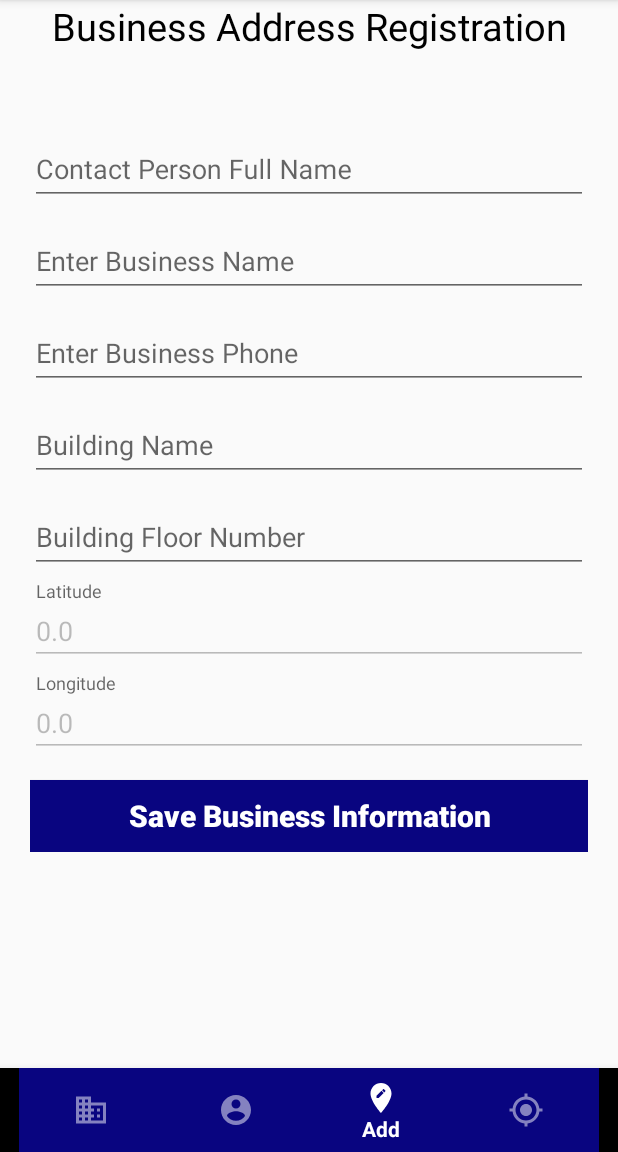
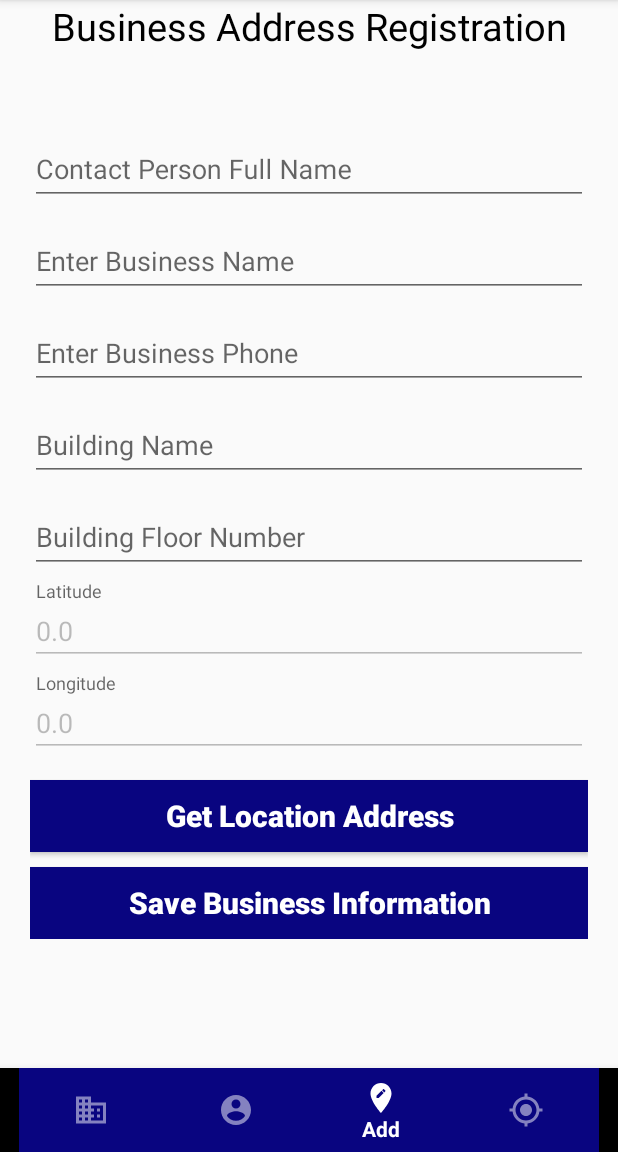
Before and after one commit to SMGAppsDeveloper/FillyAndSherifProject, an Android app: the screen it shows after launch once a user with an empty profile is signed in (MainActivity), item 3 of the bottom bar chosen, on a phone screen of 412 x 824 dp, the part 84-1236 px from its top. Run offline under Robolectric (Android 15) with nearby library versions, the phone set to English and light mode, and no system bars; our stand-ins replace Firebase (no records; nobody signed in at launch, a user with empty details on screens opened directly).

Commit message:
GPs works and everyting looks good

```diff
--- a/app/src/main/java/developer/app/smg/businessaddressregistration/GPSTracker.java
+++ b/app/src/main/java/developer/app/smg/businessaddressregistration/GPSTracker.java
@@ -28,7 +28,7 @@ public class GPSTracker implements LocationListener {
         LocationManager locationManager = (LocationManager) context.getSystemService(Context.LOCATION_SERVICE);
         boolean isGPSEnabled = locationManager.isProviderEnabled(locationManager.GPS_PROVIDER);
         if (isGPSEnabled) {
-            locationManager.requestLocationUpdates(LocationManager.GPS_PROVIDER, 6000, 10, this);
+            locationManager.requestLocationUpdates(LocationManager.GPS_PROVIDER, 3000, 10, this);
             Location l = locationManager.getLastKnownLocation(LocationManager.GPS_PROVIDER);
 
             return myL = l;
--- /dev/null
+++ b/app/src/main/java/developer/app/smg/businessaddressregistration/LocationTracker.java
@@ -0,0 +1,4 @@
+package developer.app.smg.businessaddressregistration;
+
+public class LocationTracker {
+}
--- a/app/src/main/java/developer/app/smg/businessaddressregistration/MainActivity.java
+++ b/app/src/main/java/developer/app/smg/businessaddressregistration/MainActivity.java
@@ -1,5 +1,7 @@
 package developer.app.smg.businessaddressregistration;
 
+import android.content.Context;
+import android.location.LocationManager;
 import android.os.Bundle;
 import android.support.annotation.NonNull;
 import android.support.design.widget.BottomNavigationView;
@@ -8,6 +10,7 @@ import android.support.v4.app.FragmentTransaction;
 import android.support.v7.app.AppCompatActivity;
 import android.view.MenuItem;
 import android.widget.FrameLayout;
+import android.widget.Toast;
 
 public class MainActivity extends AppCompatActivity {
 
@@ -21,10 +24,7 @@ public class MainActivity extends AppCompatActivity {
     @Override
     protected void onCreate(Bundle savedInstanceState) {
         super.onCreate(savedInstanceState);
-
         setContentView(R.layout.activity_main);
-
-
 
         bottomMainNav = findViewById(R.id.main_nav_menu);
         registrationFragment = new RegistrationFragment();
@@ -34,6 +34,7 @@ public class MainActivity extends AppCompatActivity {
 
         setFragment(businessesFragment);
 
+        //ReturnIfGPSIsEnabled();
 
         bottomMainNav.setOnNavigationItemSelectedListener(new BottomNavigationView.OnNavigationItemSelectedListener() {
             @Override
@@ -51,6 +52,7 @@ public class MainActivity extends AppCompatActivity {
                         bottomMainNav.setItemBackgroundResource(R.color.colorPrimaryDark);
                         setFragment(accountProfileFragment);
                         return true;
+
                     case R.id.map_nav:
                         bottomMainNav.setItemBackgroundResource(R.color.colorPrimaryDark);
                         setFragment(mapFragment);
@@ -62,8 +64,27 @@ public class MainActivity extends AppCompatActivity {
         });
 
     }
+    boolean isEnabled = true;
 
+    private boolean ReturnIfGPSIsEnabled(){
+        LocationManager locationManager = (LocationManager) getApplicationContext().getSystemService(Context.LOCATION_SERVICE);
+        boolean isGPSEnabled = locationManager.isProviderEnabled(locationManager.GPS_PROVIDER);
+        if (isGPSEnabled){
+            bottomMainNav.setEnabled(true);
+            return isGPSEnabled;
+        }
+        else {
+            bottomMainNav.setEnabled(false);
+            Toast.makeText(getApplicationContext(), "Please Enable GPS First To Use This App!", Toast.LENGTH_LONG).show();
+            return isGPSEnabled;
+        }
+    }
 
+    @Override
+    protected void onStart() {
+        super.onStart();
+        ReturnIfGPSIsEnabled();
+    }
 
     private void setFragment(Fragment fragment) {
         FragmentTransaction fragmentTransaction = getSupportFragmentManager().beginTransaction();
--- a/app/src/main/java/developer/app/smg/businessaddressregistration/RegistrationFragment.java
+++ b/app/src/main/java/developer/app/smg/businessaddressregistration/RegistrationFragment.java
@@ -35,7 +35,7 @@ public class RegistrationFragment extends Fragment {
     private EditText txtFloorNumber;
     private EditText txtLatitude;
     private EditText txtLongitude;
-    private Button btnSaveData;
+    private Button btnSaveData, btnGetLocation;
     private FirebaseFirestore db;
     double latitude, longitude;
     private FusedLocationProviderClient mFusedLocationClient;
@@ -53,7 +53,7 @@ public class RegistrationFragment extends Fragment {
         // Inflate the layout for this fragment
 
         View view = inflater.inflate(R.layout.fragment_registration, container, false);
-        //getLastLocation();
+
         return view;
     }
 
@@ -73,19 +73,34 @@ public class RegistrationFragment extends Fragment {
         txtLatitude = view.findViewById(R.id.addresslatitude);
         txtLongitude = view.findViewById(R.id.addresslongitude);
         btnSaveData = view.findViewById(R.id.saveBusinessData);
+        btnGetLocation = view.findViewById(R.id.btnGetMyLocation);
 
         GPSTracker g = new GPSTracker(getContext());
         Location l = g.getLocation();
         if(l != null){
-             latitude = l.getLatitude();
-             longitude = l.getLongitude();
-            Toast.makeText(getContext(), "Current location info " + " \n" + "Lat: " + latitude + " \n" + "Long: " + longitude, Toast.LENGTH_LONG).show();
+            latitude = l.getLatitude();
+            longitude = l.getLongitude();
+            //Toast.makeText(getContext(), "Current location info " + " \n" + "Lat: " + latitude + " \n" + "Long: " + longitude, Toast.LENGTH_LONG).show();
         }
 
         txtLatitude.setText(""+ latitude);
         txtLongitude.setText(""+longitude);
 
+        btnGetLocation.setOnClickListener(new View.OnClickListener() {
+            @Override
+            public void onClick(View v) {
+                GPSTracker g = new GPSTracker(getContext());
+                Location l = g.getLocation();
+                if(l != null){
+                    latitude = l.getLatitude();
+                    longitude = l.getLongitude();
+                    //Toast.makeText(getContext(), "Current location info " + " \n" + "Lat: " + latitude + " \n" + "Long: " + longitude, Toast.LENGTH_LONG).show();
+                }
 
+                txtLatitude.setText(""+ latitude);
+                txtLongitude.setText(""+longitude);
+            }
+        });
         btnSaveData.setOnClickListener(new View.OnClickListener() {
             @Override
             public void onClick(View v) {
--- a/app/src/main/java/developer/app/smg/businessaddressregistration/UsersProfileInfoFragment.java
+++ b/app/src/main/java/developer/app/smg/businessaddressregistration/UsersProfileInfoFragment.java
@@ -42,7 +42,7 @@ public class UsersProfileInfoFragment extends Fragment {
         mAuth = FirebaseAuth.getInstance();
         Name = view.findViewById(R.id.tVuserName);
         Email = view.findViewById(R.id.tvUserEmmail);
-        LoadUserInformation();
+        //LoadUserInformation();
 
     }
 
--- a/app/src/main/res/layout/activity_main.xml
+++ b/app/src/main/res/layout/activity_main.xml
@@ -10,6 +10,8 @@
         app:itemBackground="@color/colorPrimary"
         app:menu="@menu/navigation_items"
         android:id="@+id/main_nav_menu"
+        android:layout_margin="0dp"
+        android:padding="0dp"
         android:textAlignment="center"
         android:layout_width="match_parent"
         android:layout_height="56dp"
--- a/app/src/main/res/layout/fragment_map.xml
+++ b/app/src/main/res/layout/fragment_map.xml
@@ -5,12 +5,6 @@
     android:layout_height="match_parent"
     tools:context=".MapFragment">
 
-    <!-- TODO: Update blank fragment layout -->
-    <TextView
-        android:layout_width="match_parent"
-        android:layout_height="match_parent"
-        android:gravity="center"
-        android:text="@string/hello_blank_fragment" />
 
     <com.google.android.gms.maps.MapView
         android:id="@+id/mapView"
--- a/app/src/main/res/layout/fragment_registration.xml
+++ b/app/src/main/res/layout/fragment_registration.xml
@@ -152,6 +152,20 @@
                     android:layout_gravity="center"
                     android:textStyle="bold"
                     android:textAllCaps="false"
+                    android:id="@+id/btnGetMyLocation"
+                    android:text="Get Location Address"/>
+
+                <Button
+                    android:layout_marginTop="10dp"
+                    android:textColor="@color/colorWhite"
+                    android:background="@color/colorPrimary"
+                    android:textSize="20dp"
+                    android:layout_width="match_parent"
+                    android:layout_height="wrap_content"
+                    android:textAlignment="center"
+                    android:layout_gravity="center"
+                    android:textStyle="bold"
+                    android:textAllCaps="false"
                     android:id="@+id/saveBusinessData"
                     android:text="Save Business Information"/>
             </android.support.design.widget.TextInputLayout>
```
Also changed, not shown: app/src/main/java/developer/app/smg/businessaddressregistration/LoginActivity.java (+22 -10 lines), app/src/main/java/developer/app/smg/businessaddressregistration/MapFragment.java (+22 -7 lines), app/src/main/java/developer/app/smg/businessaddressregistration/SignUpUsingEmailAndPW.java (+90 -23 lines), app/src/main/res/layout/activity_sign_up_using_email_and_pw.xml (+16 -0 lines).
